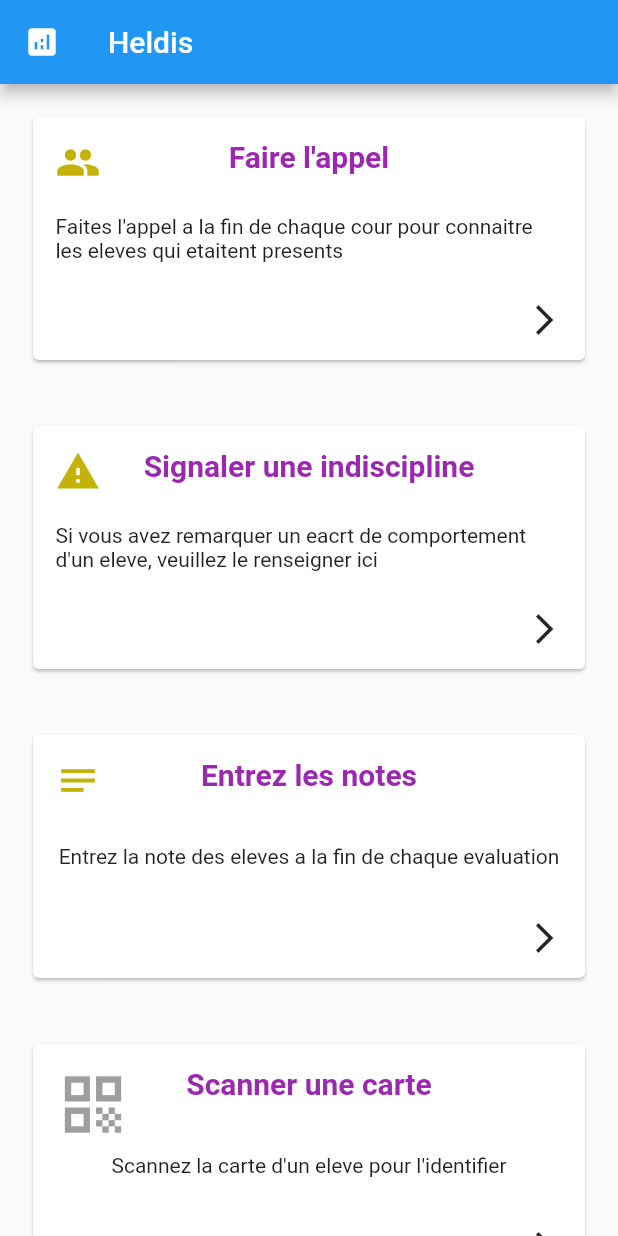
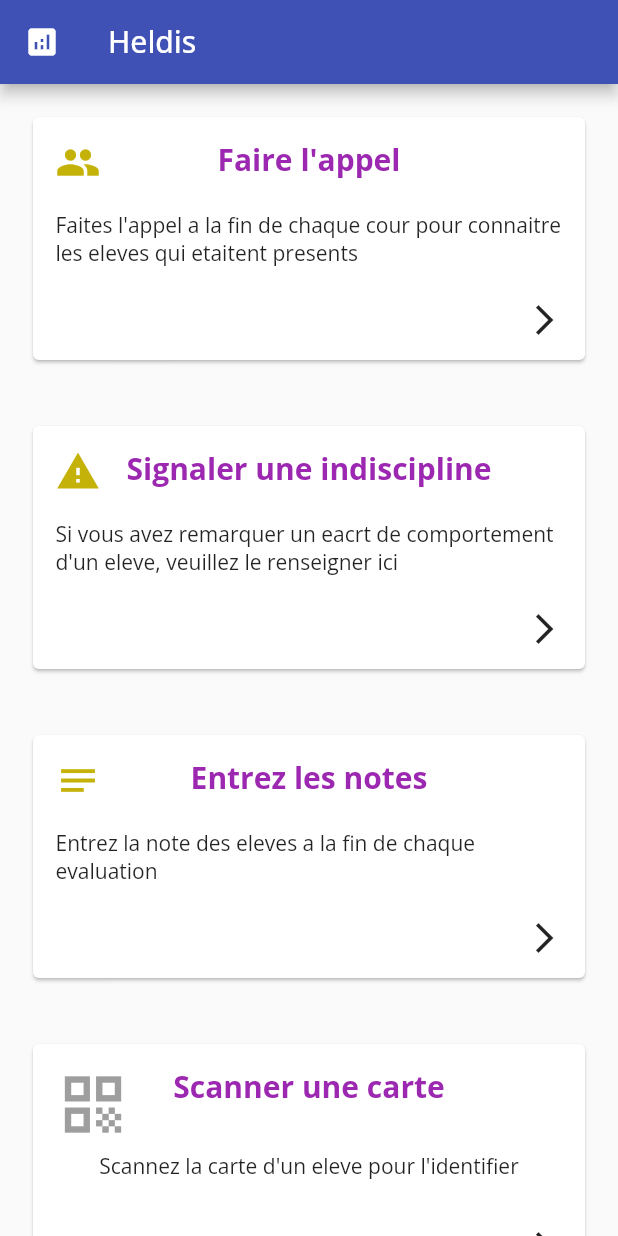
Before and after one commit to baimamboukar/heldis, a Flutter app: the screen it shows after launch, on a phone screen of 412 x 824 dp. Run offline on Flutter 3.47's test engine with Material 2 defaults, Android fonts, the phone set to English and light mode, and no system bars; our stand-ins replace firebase_core, flutter_riverpod, google_fonts; accounts and stored records are empty.

Commit message:
google font fixed

```diff
--- a/lib/main.dart
+++ b/lib/main.dart
@@ -1,6 +1,7 @@
 import 'package:firebase_core/firebase_core.dart';
 import 'package:flutter/material.dart';
 import 'package:flutter_riverpod/flutter_riverpod.dart';
+import 'package:google_fonts/google_fonts.dart';
 import 'package:heldis/firebase_options.dart';
 import 'package:heldis/screens/screens.dart';
 
@@ -15,10 +16,16 @@ class Heldis extends StatelessWidget {
 
   @override
   Widget build(BuildContext context) {
-    return const MaterialApp(
+    return MaterialApp(
       title: "heldis",
-      home: Home(),
-      color: Color.fromARGB(255, 46, 76, 245),
+      home: const Home(),
+      color: const Color.fromARGB(255, 46, 76, 245),
+      theme: ThemeData(
+        primaryColor: const Color.fromARGB(255, 32, 9, 238),
+        primarySwatch: Colors.indigo,
+        textTheme: GoogleFonts.openSansTextTheme(),
+        visualDensity: VisualDensity.adaptivePlatformDensity,
+      ),
     );
   }
 }
```
